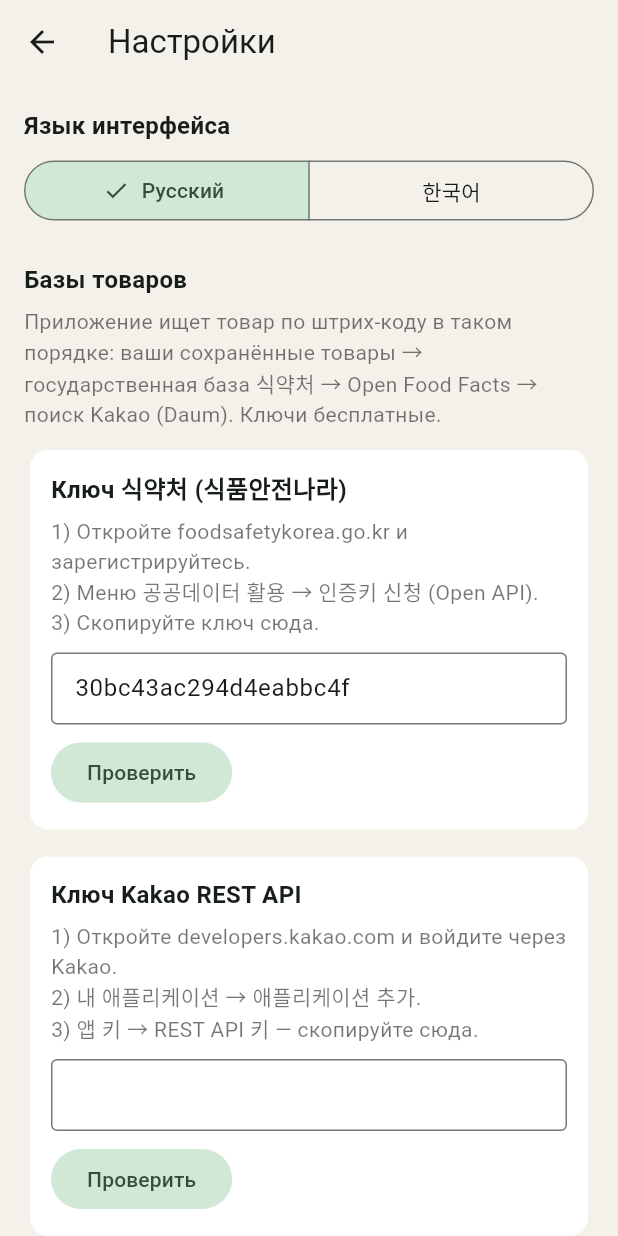
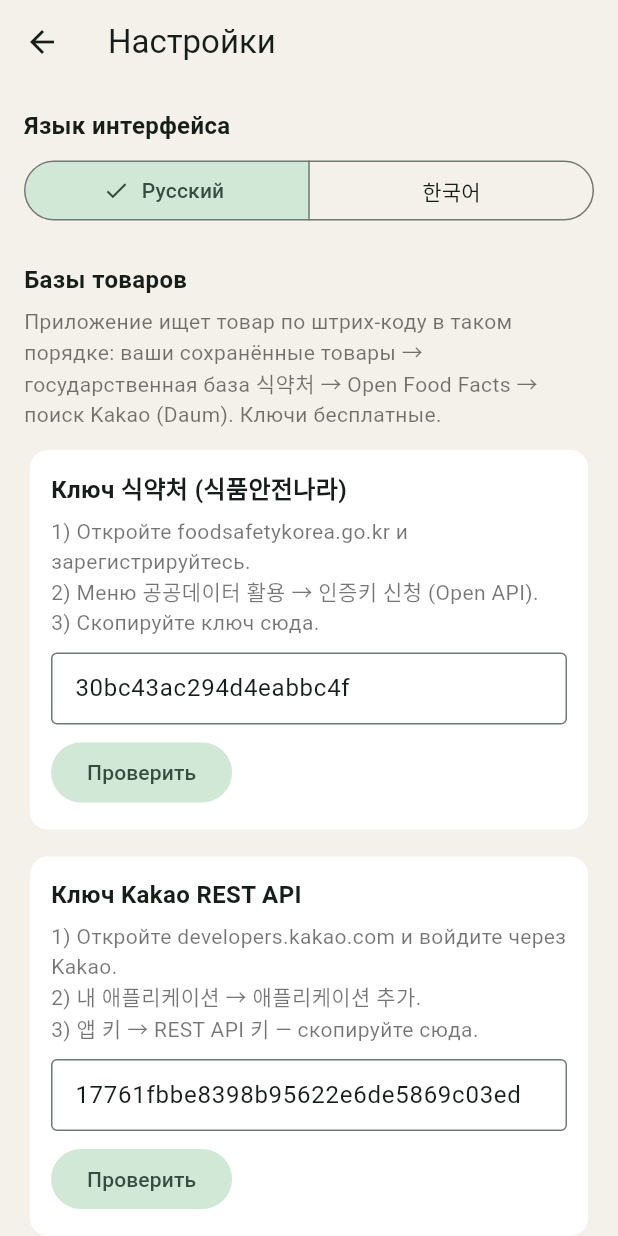
Before and after one commit to dl74284014-eng/srokomer, a Flutter app: the screen it shows after launch, after a tap on the "settings" icon, on a phone screen of 412 x 824 dp. Run offline on Flutter 3.47's test engine with Material 3 defaults, Android fonts, the phone set to English and light mode, and no system bars; our stand-ins replace image_picker; missing offline and left inert: google_mlkit_text_recognition, mobile_scanner.

Commit message:
Встроенный ключ Kakao по умолчанию
Co-Authored-By: Claude Opus 5.5 <noreply@anthropic.com>
Claude-Session: https://claude.ai/code/session_01HyoCSdhvTXgCMhVqQdiCeE

```diff
--- a/lib/main.dart
+++ b/lib/main.dart
@@ -94,7 +94,7 @@ class _HomePageState extends State<HomePage> {
       return;
     }
     final mfdsKey = store.mfdsKey;
-    final kakaoKey = store.settings['kakaoKey'] ?? '';
+    final kakaoKey = store.kakaoKey;
     final found = await withLoading(context, tf('searching', {'code': code}), () async {
       final r = await lookupBarcode(code, mfdsKey: mfdsKey, kakaoKey: kakaoKey);
       var photo = '';
--- a/lib/settings_page.dart
+++ b/lib/settings_page.dart
@@ -14,7 +14,7 @@ class _SettingsPageState extends State<SettingsPage> {
   late final TextEditingController mfds =
       TextEditingController(text: store.mfdsKey);
   late final TextEditingController kakao =
-      TextEditingController(text: store.settings['kakaoKey'] ?? '');
+      TextEditingController(text: store.kakaoKey);
   String? mfdsStatus, kakaoStatus;
   bool busyM = false, busyK = false;
 
--- a/lib/store.dart
+++ b/lib/store.dart
@@ -69,6 +69,12 @@ class Store extends ChangeNotifier {
     return k.isNotEmpty ? k : _defaultMfdsKey;
   }
 
+  static const _defaultKakaoKey = '17761fbbe8398b95622e6de5869c03ed';
+  String get kakaoKey {
+    final k = settings['kakaoKey'] ?? '';
+    return k.isNotEmpty ? k : _defaultKakaoKey;
+  }
+
   Future<void> setSetting(String k, String v) async {
     settings[k] = v;
     if (k == 'lang') notifyListeners();
```
